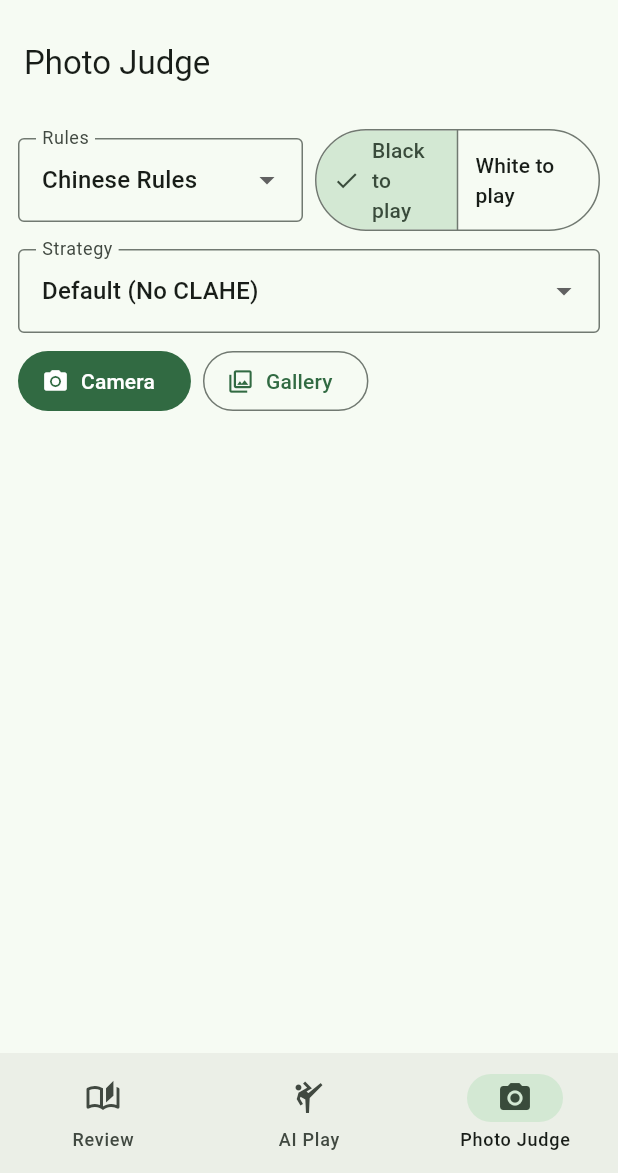
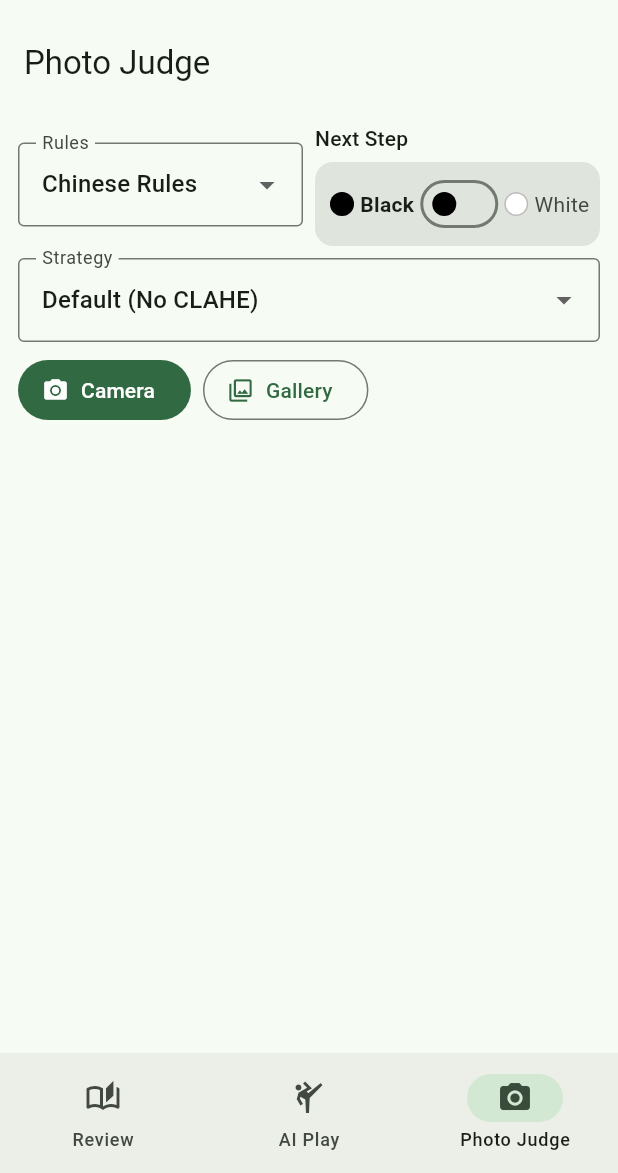
Before and after one commit to sgcaoz/mastergo, a Flutter app: the screen it shows after launch, item 3 of the bottom bar chosen, on a phone screen of 412 x 824 dp, the part 63-1236 px from its top. Run offline on Flutter 3.47's test engine with Material 3 defaults, Android fonts, the light colour scheme and no system bars; our stand-ins replace audioplayers, file_picker, image_picker, shared_preferences, sqflite; missing offline and left inert: external_path, opencv_dart; accounts and stored records are empty.

Commit message:
final1.0

```diff
--- a/lib/features/photo_judge/photo_judge_page.dart
+++ b/lib/features/photo_judge/photo_judge_page.dart
@@ -467,24 +467,58 @@ class _PhotoJudgePageState extends State<PhotoJudgePage> {
               ),
               const SizedBox(width: 8),
               Expanded(
-                child: SegmentedButton<GoStone>(
-                  segments: <ButtonSegment<GoStone>>[
-                    ButtonSegment(
-                      value: GoStone.black,
-                      label: Text(_t(zh: '轮到黑', en: 'Black to play', ja: '黒番', ko: '흑 차례')),
+                child: Column(
+                  crossAxisAlignment: CrossAxisAlignment.start,
+                  children: <Widget>[
+                    Text(
+                      _t(zh: '下一步轮到', en: 'Next Step', ja: '次の手番', ko: '다음 수순'),
+                      style: Theme.of(context).textTheme.titleSmall,
                     ),
-                    ButtonSegment(
-                      value: GoStone.white,
-                      label: Text(_t(zh: '轮到白', en: 'White to play', ja: '白番', ko: '백 차례')),
+                    const SizedBox(height: 6),
+                    Container(
+                      padding: const EdgeInsets.symmetric(horizontal: 10, vertical: 4),
+                      decoration: BoxDecoration(
+                        color: Theme.of(context).colorScheme.surfaceContainerHighest,
+                        borderRadius: BorderRadius.circular(12),
+                      ),
+                      child: Row(
+                        children: <Widget>[
+                          _stoneWithLabel(
+                            stone: GoStone.black,
+                            label: _t(zh: '黑', en: 'Black', ja: '黒', ko: '흑'),
+                            selected: _toPlay == GoStone.black,
+                          ),
+                          Switch.adaptive(
+                            value: _toPlay == GoStone.white,
+                            activeTrackColor: Theme.of(
+                              context,
+                            ).colorScheme.surfaceContainerHighest,
+                            inactiveTrackColor: Theme.of(
+                              context,
+                            ).colorScheme.surfaceContainerHighest,
+                            thumbColor: WidgetStateProperty.resolveWith<Color>((Set<WidgetState> states) {
+                              return states.contains(WidgetState.selected)
+                                  ? Colors.white
+                                  : Colors.black;
+                            }),
+                            onChanged: _loading
+                                ? null
+                                : (bool whiteTurn) {
+                                    setState(() {
+                                      _toPlay = whiteTurn ? GoStone.white : GoStone.black;
+                                      _clearAnalysisResult();
+                                    });
+                                  },
+                          ),
+                          _stoneWithLabel(
+                            stone: GoStone.white,
+                            label: _t(zh: '白', en: 'White', ja: '白', ko: '백'),
+                            selected: _toPlay == GoStone.white,
+                          ),
+                        ],
+                      ),
                     ),
                   ],
-                  selected: <GoStone>{_toPlay},
-                  onSelectionChanged: (Set<GoStone> s) {
-                    setState(() {
-                      _toPlay = s.first;
-                      _clearAnalysisResult();
-                    });
-                  },
                 ),
               ),
             ],
@@ -610,6 +644,37 @@ class _PhotoJudgePageState extends State<PhotoJudgePage> {
       ),
     );
   }
+
+  Widget _stoneWithLabel({
+    required GoStone stone,
+    required String label,
+    required bool selected,
+  }) {
+    final ColorScheme cs = Theme.of(context).colorScheme;
+    final Color textColor = selected ? cs.onSurface : cs.onSurfaceVariant;
+    return Row(
+      mainAxisSize: MainAxisSize.min,
+      children: <Widget>[
+        Container(
+          width: 16,
+          height: 16,
+          decoration: BoxDecoration(
+            shape: BoxShape.circle,
+            color: stone == GoStone.black ? Colors.black : Colors.white,
+            border: Border.all(color: Colors.black26),
+          ),
+        ),
+        const SizedBox(width: 4),
+        Text(
+          label,
+          style: TextStyle(
+            color: textColor,
+            fontWeight: selected ? FontWeight.w600 : FontWeight.w400,
+          ),
+        ),
+      ],
+    );
+  }
 }
 
 class _HintItem {
--- a/pubspec.yaml
+++ b/pubspec.yaml
@@ -33,10 +33,7 @@ dependencies:
   flutter_localizations:
     sdk: flutter
 
-  # The following adds the Cupertino Icons font to your application.
-  # Use with the CupertinoIcons class for iOS style icons.
   audioplayers: ^6.1.0
-  cupertino_icons: ^1.0.8
   external_path: ^2.2.0
   file_picker: ^10.3.10
   http: ^1.3.0
@@ -44,7 +41,6 @@ dependencies:
   path_provider: ^2.1.5
   sqflite: ^2.4.2
   image_picker: ^1.2.1
-  image: ^4.7.2
   opencv_dart: ^2.2.1
   shared_preferences: ^2.5.4
 
```
Also changed, not shown: lib/features/ai_play/ai_play_page.dart (+107 -68 lines), lib/features/master_games/master_games_page.dart (deleted, +0 -108 lines), lib/features/record_review/record_review_page.dart (+22 -5 lines), lib/infra/config/master_game_repository.dart (deleted, +0 -16 lines), pubspec.lock, 1 other file.
